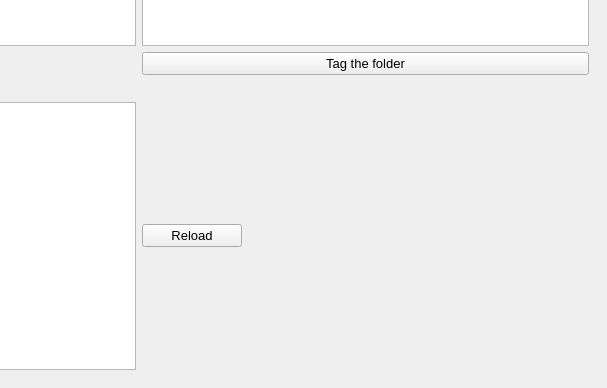
The window that mainwindow.ui (StephaneCouturier/Katalog) describes before a commit, drawn with Qt 5; both pictures show x 660 to 1267 and y 339 to 727 of the 1267 by 727 pixel window.
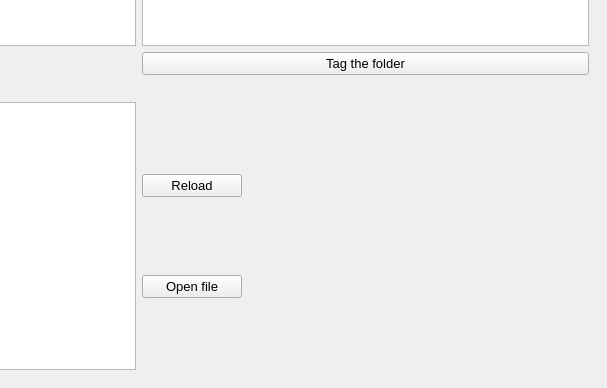
The same window after the commit. The open tabs and pages were chosen to show the change. Icons and pictures are not drawn. Custom widgets are drawn as their Qt base class.

Commit message: https://github.com/StephaneCouturier/Katalog/issues/295

Patch:
```diff
--- a/mainwindow.ui
+++ b/mainwindow.ui
@@ -5890,6 +5890,8 @@
                <widget class="QListView" name="Tags_listView_ExistingTags"/>
               </item>
               <item row="8" column="1">
+               <layout class="QVBoxLayout" name="verticalLayout_12">
+                <item>
                <widget class="QPushButton" name="Tags_pushButton_Reload">
                 <property name="maximumSize">
                  <size>
@@ -5908,6 +5910,27 @@
                   <normaloff>.</normaloff>.</iconset>
                 </property>
                </widget>
+                </item>
+                <item>
+                 <widget class="QPushButton" name="Tags_pushButton_OpenTagsFile">
+                  <property name="maximumSize">
+                   <size>
+                    <width>100</width>
+                    <height>16777215</height>
+                   </size>
+                  </property>
+                  <property name="toolTip">
+                   <string>Reload the file storing the tags</string>
+                  </property>
+                  <property name="text">
+                   <string>Open file</string>
+                  </property>
+                  <property name="icon">
+                   <iconset theme="document-edit-sign"/>
+                  </property>
+                 </widget>
+                </item>
+               </layout>
               </item>
              </layout>
             </item>
```
Left out of the diff: 80 changed lines with no effect on the pictures. Lines whose indentation alone changed are shown as unchanged. The commit also changes 2 other files.
